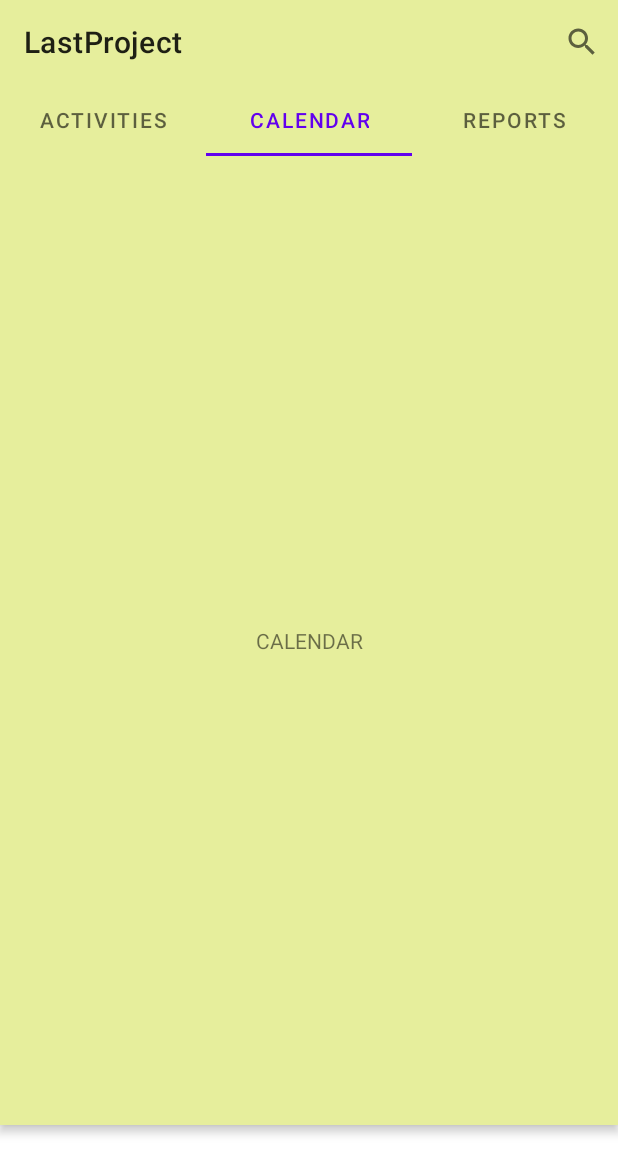
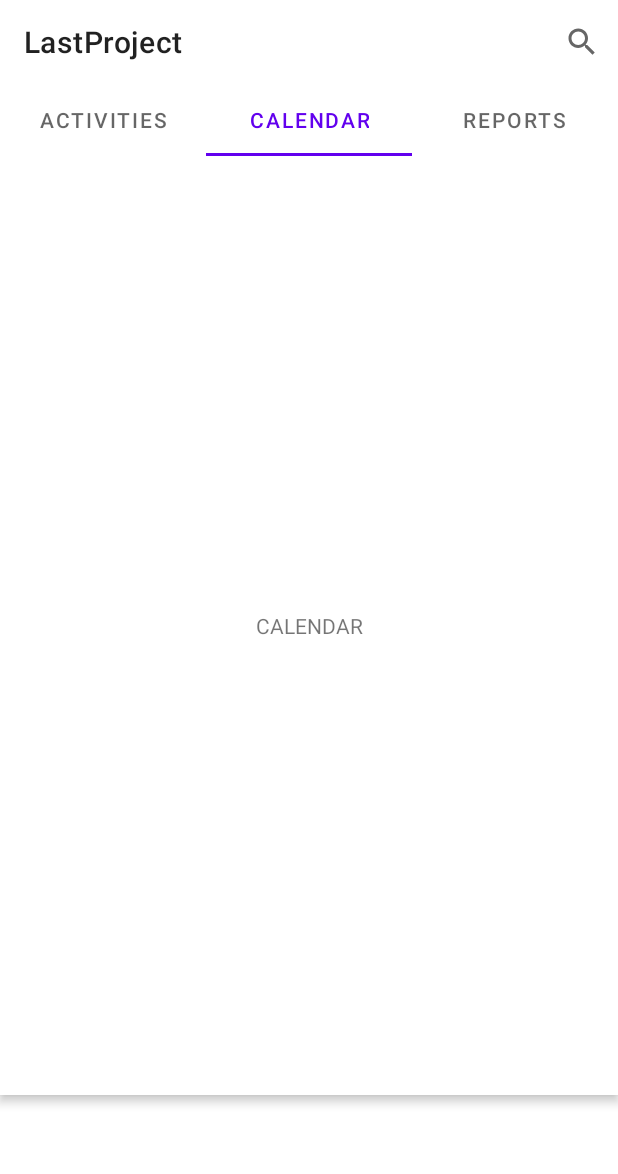
Before and after one commit to MisterAsonov/LastProject, an Android app: the screen it shows after launch (MainActivity), tab 2 chosen, on a phone screen of 412 x 824 dp. Shown: the top 1174 px of the screen. Run offline under Robolectric (Android 15) with nearby library versions, the phone set to English and light mode, and no system bars.

Commit message:
little bit of progress

```diff
--- a/app/src/main/java/com/example/lastproject/FirstFragment.java
+++ b/app/src/main/java/com/example/lastproject/FirstFragment.java
@@ -69,22 +69,6 @@ public class FirstFragment extends Fragment {
 
     }
 
-    /**
-     *  models = new ArrayList<>();
-     *         models.add(new Model(R.drawable.ic_desert, "Desert", "Beatufull desert in the middel of Israel. We are goin to dod camping with barbieq"));
-     *         models.add(new Model(R.drawable.ic_moutin, "Mountin", "Beatufull moint on the North of the Israel. We going to 3 days trip with all paralel"));
-     *
-     *
-     *         viewPager = onCreateView();
-     *         adapter = new CardViewAdapter(models, getActivity().getApplicationContext());
-     *
-     *
-     *         viewPager.setAdapter(adapter);
-     *         viewPager.setPadding(130, 0, 130, 0);
-     *
-     */
-
-
 
     @Override
     public View onCreateView(LayoutInflater inflater, ViewGroup container,
@@ -101,7 +85,8 @@ public class FirstFragment extends Fragment {
         adapter = new CardViewAdapter(models, getActivity().getApplicationContext());
 
         viewPager.setAdapter(adapter);
-        viewPager.setPadding(130, 0, 130, 0);
+        viewPager.setClipToPadding(false);
+        viewPager.setPadding(20, 10, 20, 0);
 
         return view;
     }
--- a/app/src/main/res/layout/activity_main.xml
+++ b/app/src/main/res/layout/activity_main.xml
@@ -15,21 +15,21 @@
     <androidx.appcompat.widget.Toolbar
         android:layout_width="match_parent"
         android:layout_height="?actionBarSize"
-        android:background="#E6EE9C"
+        android:background="@color/white"
         android:id="@+id/toolbar" />
 
         <com.google.android.material.tabs.TabLayout
             android:layout_width="match_parent"
             android:layout_height="wrap_content"
             android:id="@+id/tablayout"
-            android:background="#E6EE9C"/>
+            android:background="@color/white"/>
 
         <androidx.viewpager2.widget.ViewPager2
             android:id="@+id/viewpage2"
             android:layout_width="match_parent"
-            android:layout_height="646dp"
+            android:layout_height="626dp"
             android:layout_below="@+id/tablayout"
-            android:background="#E6EE9C" />
+            android:background="@color/white" />
 
 
     </com.google.android.material.appbar.AppBarLayout>
--- a/app/src/main/res/layout/fragment_second.xml
+++ b/app/src/main/res/layout/fragment_second.xml
@@ -4,7 +4,7 @@
     android:layout_width="match_parent"
     android:layout_height="match_parent"
     tools:context=".SecondFragment"
-    android:background="#E6EE9C"
+    android:background="@color/white"
     >
 
     <!-- TODO: Update blank fragment layout -->
--- a/app/src/main/res/layout/fragment_third.xml
+++ b/app/src/main/res/layout/fragment_third.xml
@@ -4,7 +4,7 @@
     android:layout_width="match_parent"
     android:layout_height="match_parent"
     tools:context=".ThirdFragment"
-    android:background="#E6EE9C"
+    android:background="@color/white"
     >
 
     <!-- TODO: Update blank fragment layout -->
```
Also changed, not shown: app/src/main/res/layout/fragment_first.xml (+29 -13 lines), app/src/main/res/layout/item.xml (+8 -6 lines).
